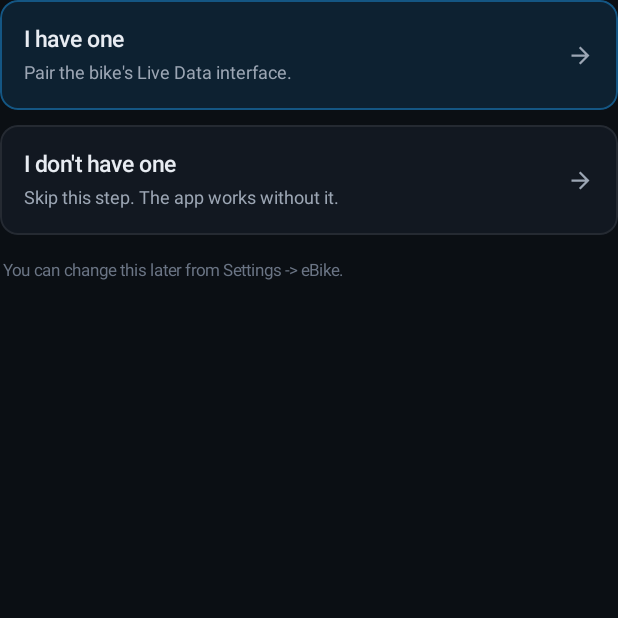
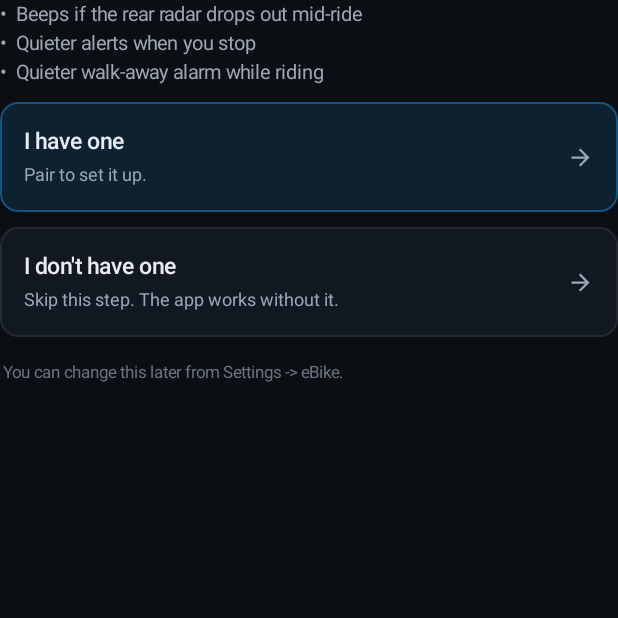
Before and after one commit to partymola/android-bike-radar-overlay, an Android app built with Jetpack Compose: the composable EBikeChooser shown on its own in the app's theme, on a phone screen of 412 x 824 dp, the top half of it. Run offline under Robolectric (Android 15) with nearby library versions, the light colour scheme and no system bars.

Commit message:
ui(ebike): surface the radar-drop benefit, switch copy to bullets
Enabling the eBike feature now also turns on the radar-drop cue, so the
Settings and onboarding copy lead with that benefit. Rewrite the dense
"what it does" paragraphs as short one-line bullets - easier to scan on a
phone - and put the benefit bullets in the onboarding chooser. Goldens
re-recorded.

```diff
--- a/app/src/main/java/es/jjrh/bikeradar/ui/OnboardingScreen.kt
+++ b/app/src/main/java/es/jjrh/bikeradar/ui/OnboardingScreen.kt
@@ -1208,7 +1208,7 @@ internal fun EBikeStepContent(
                 tint = br.brand,
                 mark = "Last step",
                 title = "Connect your eBike",
-                sub = "Quiets the alert beeps when you stop, using the bike's own wheel sensor instead of GPS. For Bosch Smart System eBikes on firmware v19.54 or newer.",
+                sub = "For Bosch Smart System eBikes on firmware v19.54 or newer.",
             )
             Column(
                 modifier = Modifier.padding(horizontal = 20.dp, vertical = 8.dp),
@@ -1259,9 +1259,19 @@ internal fun EBikeStepContent(
 private fun EBikeChooser(onHaveOne: () -> Unit, onDontHaveOne: () -> Unit) {
     val br = LocalBrColors.current
     Column(verticalArrangement = Arrangement.spacedBy(10.dp)) {
+        Text(
+            text = listOf(
+                "Beeps if the rear radar drops out mid-ride",
+                "Quieter alerts when you stop",
+                "Quieter walk-away alarm while riding",
+            ).joinToString("\n") { "•  $it" },
+            color = br.fgMuted,
+            fontSize = 13.sp,
+            lineHeight = 19.sp,
+        )
         IntentCard(
             title = "I have one",
-            subtitle = "Pair the bike's Live Data interface.",
+            subtitle = "Pair to set it up.",
             filled = true,
             onClick = onHaveOne,
         )
@@ -1516,7 +1526,7 @@ private fun EBikePairedBlock(shortAddress: String, onUnpairAndRepair: () -> Unit
         tint = br.brand,
         title = "Bosch eBike",
         optionalLabel = false,
-        subtitle = "Quiets alerts at standstill. Keeps the walk-away alarm quiet during the ride.",
+        subtitle = "Warns if the radar drops; quieter standstill + walk-away.",
         bonded = true,
         detail = shortAddress,
         primaryCta = null,
```
Also changed, not shown: app/src/main/java/es/jjrh/bikeradar/ui/SettingsEBike.kt (+11 -3 lines), 8 other files.
